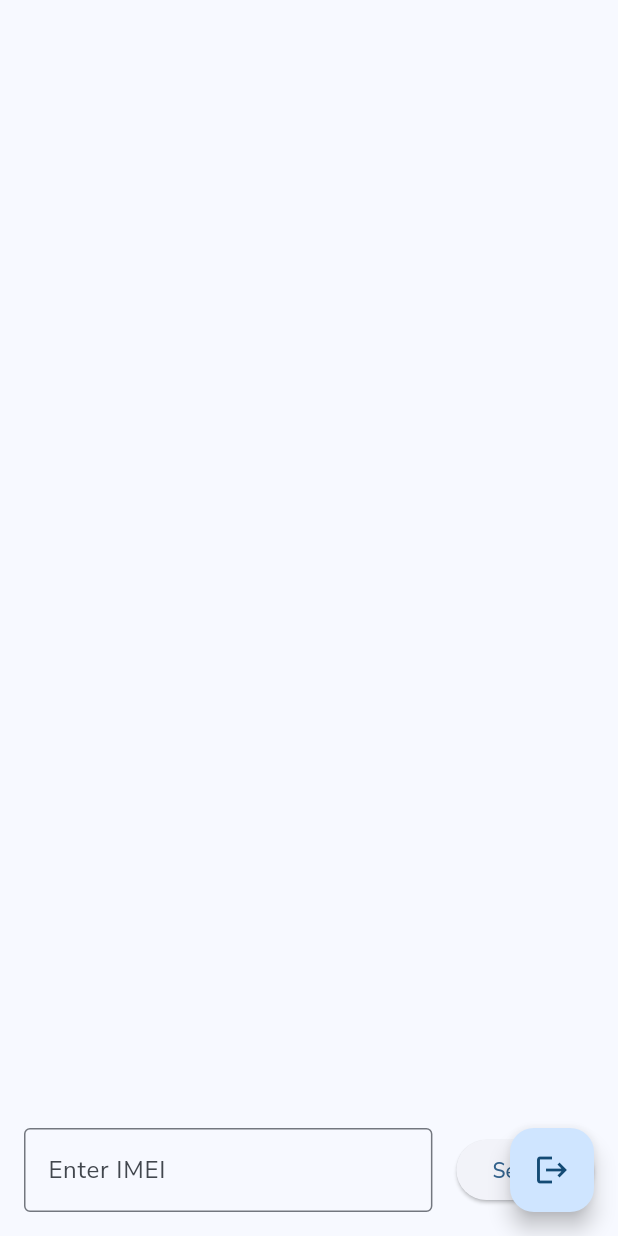
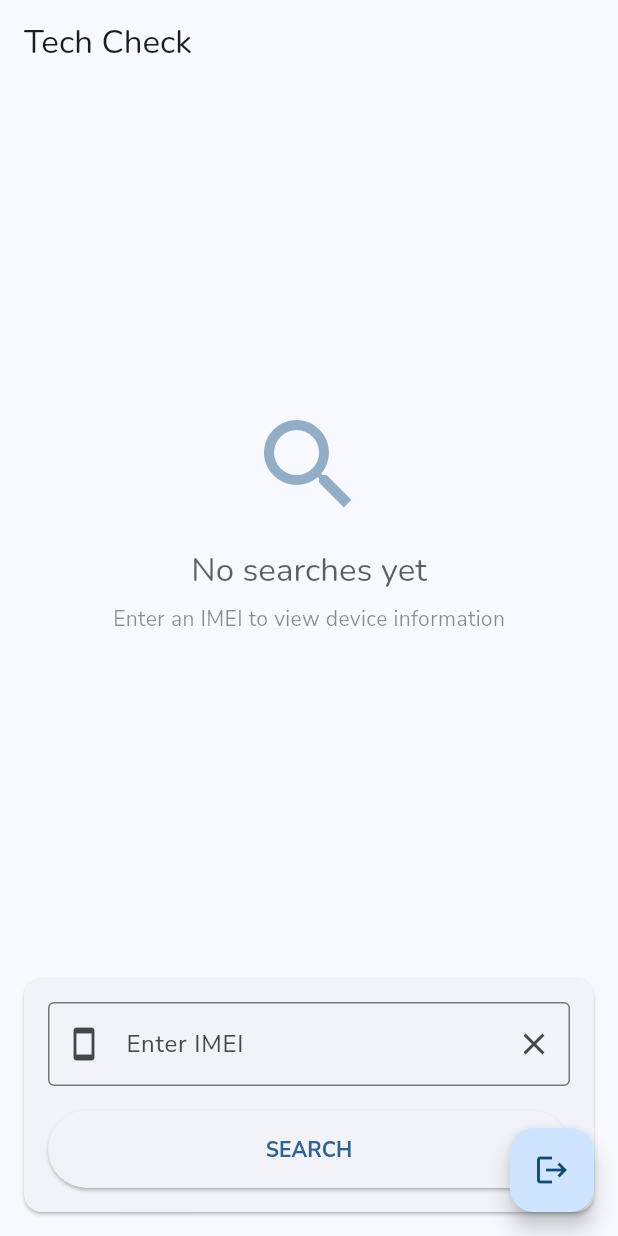
Before and after one commit to cjpy4/nimbus_check, a Flutter app: the screen it shows once a user with an empty profile is signed in, on a phone screen of 412 x 824 dp. Run offline on Flutter 3.47's test engine with Material 3 defaults, Android fonts, the light colour scheme and no system bars; our stand-ins replace firebase_auth, firebase_core, flutter_riverpod, google_fonts, shelf; missing offline and left inert: shelf_router; accounts and stored records are empty; network calls fail.

Commit message:
restructured widget hierarchy, added riverpod

```diff
--- a/apps/tech-check-flutter/lib/form.dart
+++ b/apps/tech-check-flutter/lib/form.dart
@@ -39,6 +39,7 @@ class _IMEIFormState extends State<IMEIForm> {
             const SizedBox(width: 16),
             ElevatedButton(
               onPressed: () {
+                print('Button pressed with IMEI: ${_controller.text}');
                 if (_formKey.currentState!.validate()) {
                   widget.onSubmit(_controller.text);
                   _controller.clear();
--- a/apps/tech-check-flutter/lib/home_page.dart
+++ b/apps/tech-check-flutter/lib/home_page.dart
@@ -1,30 +1,44 @@
 import 'package:flutter/material.dart';
-import 'form.dart';
-import 'response_table.dart';
+import 'package:flutter_riverpod/flutter_riverpod.dart';
+import 'widgets/imei_form_widget.dart';
+import 'widgets/results_list_widget.dart';
+import 'widgets/search_history_widget.dart';
+import 'providers/result_providers.dart';
 
-class HomePage extends StatefulWidget {
-  HomePage({super.key});
+class HomePage extends ConsumerWidget {
+  const HomePage({super.key});
 
   @override
-  State<HomePage> createState() => _HomePageState();
-}
+  Widget build(BuildContext context, WidgetRef ref) {
+    return Scaffold(
+      appBar: AppBar(
+        title: const Text('Tech Check'),
+        elevation: 0,
+      ),
+      body: Column(
+        children: [
+          // Search history chips
+          SearchHistoryWidget(
+            onSelect: (imei) {
+              // TODO: Implement selecting from history
+              // This could scroll to the specific result or highlight it
+            },
+          ),
 
-class _HomePageState extends State<HomePage> {
-  final List<Widget> _tables = [];
+          // Main content - scrollable list of results
+          const Expanded(
+            child: ResultsListWidget(),
+          ),
 
-  void _addNewSearch(String imei) {
-    setState(() {
-      _tables.insert(0, ResponseTable(imei: imei, key: UniqueKey()));
-    });
-  }
-
-  @override
-  Widget build(BuildContext context) {
-    return Column(
-      children: [
-        Expanded(child: ListView(children: _tables)),
-        IMEIForm(onSubmit: _addNewSearch),
-      ],
+          // IMEI form at the bottom
+          IMEIFormWidget(
+            onSubmit: (imei) {
+              // Trigger the providers with the specific IMEI
+              ref.read(searchHistoryProvider.notifier).addSearch(imei);
+            },
+          ),
+        ],
+      ),
     );
   }
 }
--- a/apps/tech-check-flutter/lib/main.dart
+++ b/apps/tech-check-flutter/lib/main.dart
@@ -5,25 +5,27 @@ import 'package:firebase_core/firebase_core.dart';
 import 'firebase_options.dart';
 import 'package:firebase_auth/firebase_auth.dart';
 import 'package:device_check/util.dart';
+import 'package:flutter_riverpod/flutter_riverpod.dart';
 import 'theme.dart';
 
 void main() async {
   WidgetsFlutterBinding.ensureInitialized();
   await Firebase.initializeApp(options: DefaultFirebaseOptions.currentPlatform);
-  runApp(const MyApp());
+  runApp(
+    // Wrap the entire app with ProviderScope to enable Riverpod
+    const ProviderScope(
+      child: MyApp(),
+    ),
+  );
 }
 
 class MyApp extends StatelessWidget {
   const MyApp({super.key});
 
-  // This widget is the root of your application.
   @override
   Widget build(BuildContext context) {
     // Retrieves the brightness of the platform
     final brightness = View.of(context).platformDispatcher.platformBrightness;
-
-    // Retrieves the default theme for the platform
-    //TextTheme textTheme = Theme.of(context).textTheme;
 
     // Use with Google Fonts package to use downloadable fonts
     TextTheme textTheme = createTextTheme(context, "Nunito Sans", "Nunito");
@@ -37,30 +39,30 @@ class MyApp extends StatelessWidget {
   }
 }
 
-class MyHomePage extends StatefulWidget {
+// Simple provider to expose the auth state
+final authStateProvider = StreamProvider<User?>((ref) {
+  return FirebaseAuth.instance.authStateChanges();
+});
+
+class MyHomePage extends ConsumerWidget {
   const MyHomePage({super.key, required this.title});
 
   final String title;
 
   @override
-  State<MyHomePage> createState() => _MyHomePageState();
-}
+  Widget build(BuildContext context, WidgetRef ref) {
+    final authState = ref.watch(authStateProvider);
 
-class _MyHomePageState extends State<MyHomePage> {
-  @override
-  Widget build(BuildContext context) {
-    return StreamBuilder<User?>(
-      stream: FirebaseAuth.instance.authStateChanges(),
-      builder: (context, snapshot) {
     return Scaffold(
-          body:
-              snapshot.connectionState == ConnectionState.waiting
-                  ? const Center(child: CircularProgressIndicator())
-                  : snapshot.hasData
-                  ? HomePage()
-                  : const LoginScreen(),
-          floatingActionButton:
-              snapshot.hasData
+      body: authState.when(
+        loading: () => const Center(child: CircularProgressIndicator()),
+        error: (error, stackTrace) => Center(
+          child: Text('Error: ${error.toString()}'),
+        ),
+        data: (user) => user != null ? const HomePage() : const LoginScreen(),
+      ),
+      floatingActionButton: authState.maybeWhen(
+        data: (user) => user != null
             ? FloatingActionButton(
                 onPressed: () async {
                   await FirebaseAuth.instance.signOut();
@@ -69,8 +71,8 @@ class _MyHomePageState extends State<MyHomePage> {
                 child: const Icon(Icons.logout),
               )
             : null,
-        );
-      },
+        orElse: () => null,
+      ),
     );
   }
 }
--- a/apps/tech-check-flutter/lib/models/result.dart
+++ b/apps/tech-check-flutter/lib/models/result.dart
@@ -8,3 +8,15 @@ class Result {
     return Result(key: json.key, value: json.value.toString());
   }
 }
+
+class ResultResponse {
+  final List<Result> results;
+  final DateTime timestamp;
+  final String imei;
+
+  ResultResponse({
+    required this.results,
+    required this.timestamp,
+    required this.imei,
+  });
+}
--- /dev/null
+++ b/apps/tech-check-flutter/lib/providers/result_providers.dart
@@ -0,0 +1,53 @@
+import 'package:flutter_riverpod/flutter_riverpod.dart';
+import '../models/result.dart';
+import '../repositories/result_repository.dart';
+
+// Constant API key - in a production app, this should be securely stored
+const apiKey = 'V29-1J2-0JX-CDL-DFT-TUZ-SM6-BHJ';
+
+// Provider to track all IMEIs that have been searched
+final searchHistoryProvider = StateNotifierProvider<SearchHistoryNotifier, List<String>>((ref) {
+  return SearchHistoryNotifier();
+});
+
+class SearchHistoryNotifier extends StateNotifier<List<String>> {
+  SearchHistoryNotifier() : super([]);
+
+  void addSearch(String imei) {
+    // Add to the beginning of the list and ensure no duplicates
+    state = [imei, ...state.where((item) => item != imei)];
+  }
+
+  void removeSearch(String imei) {
+    state = state.where((item) => item != imei).toList();
+  }
+
+  void clearHistory() {
+    state = [];
+  }
+}
+
+// Provider for loading results for a specific IMEI
+final resultsProvider = FutureProvider.family<List<Result>, String>((ref, imei) async {
+  final repository = ref.watch(resultRepositoryProvider);
+
+  // Add to search history
+  ref.read(searchHistoryProvider.notifier).addSearch(imei);
+
+  return repository.getResults(
+    imei: imei,
+    key: apiKey,
+  );
+});
+
+// Provider for the loading state of a specific IMEI search
+final resultsLoadingProvider = StateProvider.family<bool, String>((ref, imei) {
+  final resultsAsync = ref.watch(resultsProvider(imei));
+  return resultsAsync.isLoading;
+});
+
+// Provider for error state of a specific IMEI search
+final resultsErrorProvider = StateProvider.family<String?, String>((ref, imei) {
+  final resultsAsync = ref.watch(resultsProvider(imei));
+  return resultsAsync.hasError ? resultsAsync.error.toString() : null;
+});
--- /dev/null
+++ b/apps/tech-check-flutter/lib/widgets/imei_form_widget.dart
@@ -0,0 +1,113 @@
+import 'package:flutter/material.dart';
+import 'package:flutter/services.dart';
+
+class IMEIFormWidget extends StatefulWidget {
+  final Function(String) onSubmit;
+
+  const IMEIFormWidget({super.key, required this.onSubmit});
+
+  @override
+  State<IMEIFormWidget> createState() => _IMEIFormWidgetState();
+}
+
+class _IMEIFormWidgetState extends State<IMEIFormWidget> {
+  final _formKey = GlobalKey<FormState>();
+  final _controller = TextEditingController();
+  bool _isLoading = false;
+
+  @override
+  void dispose() {
+    _controller.dispose();
+    super.dispose();
+  }
+
+  String? _validateIMEI(String? value) {
+    if (value == null || value.isEmpty) {
+      return 'Please enter an IMEI';
+    }
+
+    // Check if IMEI is numeric and has correct length (usually 15 digits)
+    // if (!RegExp(r'^\d+$').hasMatch(value)) {
+    //   return 'IMEI should contain only digits';
+    // }
+
+    // if (value.length != 15) {
+    //   return 'IMEI should be 15 digits long';
+    // }
+
+    return null;
+  }
+
+  void _submitForm() {
+    if (_formKey.currentState!.validate()) {
+      setState(() => _isLoading = true);
+
+      // Submit the form - using a slight delay to show loading state
+      Future.delayed(const Duration(milliseconds: 300), () {
+        if (mounted) {
+          widget.onSubmit(_controller.text);
+          _controller.clear();
+          setState(() => _isLoading = false);
+        }
+      });
+    }
+  }
+
+  @override
+  Widget build(BuildContext context) {
+    return Card(
+      margin: const EdgeInsets.all(16.0),
+      child: Padding(
+        padding: const EdgeInsets.all(16.0),
+        child: Form(
+          key: _formKey,
+          child: Column(
+            crossAxisAlignment: CrossAxisAlignment.stretch,
+            children: [
+              TextFormField(
+                controller: _controller,
+                decoration: InputDecoration(
+                  labelText: 'Enter IMEI',
+                  hintText: 'e.g., 123456789012345',
+                  border: const OutlineInputBorder(),
+                  prefixIcon: const Icon(Icons.smartphone),
+                  suffixIcon: IconButton(
+                    icon: const Icon(Icons.clear),
+                    onPressed: () => _controller.clear(),
+                    tooltip: 'Clear',
+                  ),
+                ),
+                validator: _validateIMEI,
+                keyboardType: TextInputType.number,
+                inputFormatters: [
+                  FilteringTextInputFormatter.digitsOnly,
+                  LengthLimitingTextInputFormatter(15),
+                ],
+                textInputAction: TextInputAction.done,
+                onFieldSubmitted: (_) => _submitForm(),
+              ),
+              const SizedBox(height: 16),
+              ElevatedButton(
+                onPressed: _isLoading ? null : _submitForm,
+                style: ElevatedButton.styleFrom(
+                  padding: const EdgeInsets.symmetric(vertical: 16),
+                ),
+                child:
+                    _isLoading
+                        ? const SizedBox(
+                          height: 20,
+                          width: 20,
+                          child: CircularProgressIndicator(strokeWidth: 2),
+                        )
+                        : const Text(
+                          'SEARCH',
+                          style: TextStyle(fontWeight: FontWeight.bold),
+                        ),
+              ),
+            ],
+          ),
+        ),
+      ),
+    );
+  }
+}
--- /dev/null
+++ b/apps/tech-check-flutter/lib/widgets/results_list_widget.dart
@@ -0,0 +1,63 @@
+import 'package:flutter/material.dart';
+import 'package:flutter_riverpod/flutter_riverpod.dart';
+import '../providers/result_providers.dart';
+import 'result_table_widget.dart';
+
+class ResultsListWidget extends ConsumerWidget {
+  const ResultsListWidget({super.key});
+
+  @override
+  Widget build(BuildContext context, WidgetRef ref) {
+    final searchHistory = ref.watch(searchHistoryProvider);
+
+    if (searchHistory.isEmpty) {
+      return Center(
+        child: Column(
+          mainAxisAlignment: MainAxisAlignment.center,
+          children: [
+            Icon(
+              Icons.search_outlined,
+              size: 80,
+              color: Theme.of(context).colorScheme.primary.withOpacity(0.5),
+            ),
+            const SizedBox(height: 16),
+            Text(
+              'No searches yet',
+              style: Theme.of(context).textTheme.titleLarge?.copyWith(
+                    color: Theme.of(context).colorScheme.onBackground.withOpacity(0.7),
+                  ),
+            ),
+            const SizedBox(height: 8),
+            Text(
+              'Enter an IMEI to view device information',
+              style: Theme.of(context).textTheme.bodyMedium?.copyWith(
+                    color: Theme.of(context).colorScheme.onBackground.withOpacity(0.5),
+                  ),
+            ),
+          ],
+        ),
+      );
+    }
+
+    return ListView.builder(
+      itemCount: searchHistory.length,
+      itemBuilder: (context, index) {
+        final imei = searchHistory[index];
+        return Dismissible(
+          key: Key('result-$imei'),
+          direction: DismissDirection.endToStart,
+          background: Container(
+            alignment: Alignment.centerRight,
+            padding: const EdgeInsets.only(right: 16.0),
+            color: Colors.red,
+            child: const Icon(Icons.delete_outline, color: Colors.white),
+          ),
+          onDismissed: (_) {
+            ref.read(searchHistoryProvider.notifier).removeSearch(imei);
+          },
+          child: ResultTableWidget(imei: imei),
+        );
+      },
+    );
+  }
+}
--- a/apps/tech-check-flutter/pubspec.yaml
+++ b/apps/tech-check-flutter/pubspec.yaml
@@ -41,6 +41,8 @@ dependencies:
   shelf: ^1.4.1
   shelf_router: ^1.1.4
   google_fonts: ^6.2.1
+  flutter_riverpod: ^2.4.9
+  riverpod_annotation: ^2.3.3
 
 dev_dependencies:
   flutter_test:
@@ -52,6 +54,8 @@ dev_dependencies:
   # package. See that file for information about deactivating specific lint
   # rules and activating additional ones.
   flutter_lints: ^5.0.0
+  build_runner: ^2.4.7
+  riverpod_generator: ^2.3.9
 
 # For information on the generic Dart part of this file, see the
 # following page: https://dart.dev/tools/pub/pubspec
```
Also changed, not shown: apps/tech-check-flutter/lib/repositories/result_repository.dart (added, +103 -0 lines), apps/tech-check-flutter/lib/response_table.dart (+10 -2 lines), apps/tech-check-flutter/lib/widgets/result_table_widget.dart (added, +144 -0 lines), apps/tech-check-flutter/lib/widgets/search_history_widget.dart (added, +78 -0 lines), .devcontainer/devcontainer.json (deleted), apps/tech-check-flutter/pubspec.lock, 2 other files. Lines whose indentation alone changed are shown as unchanged.
